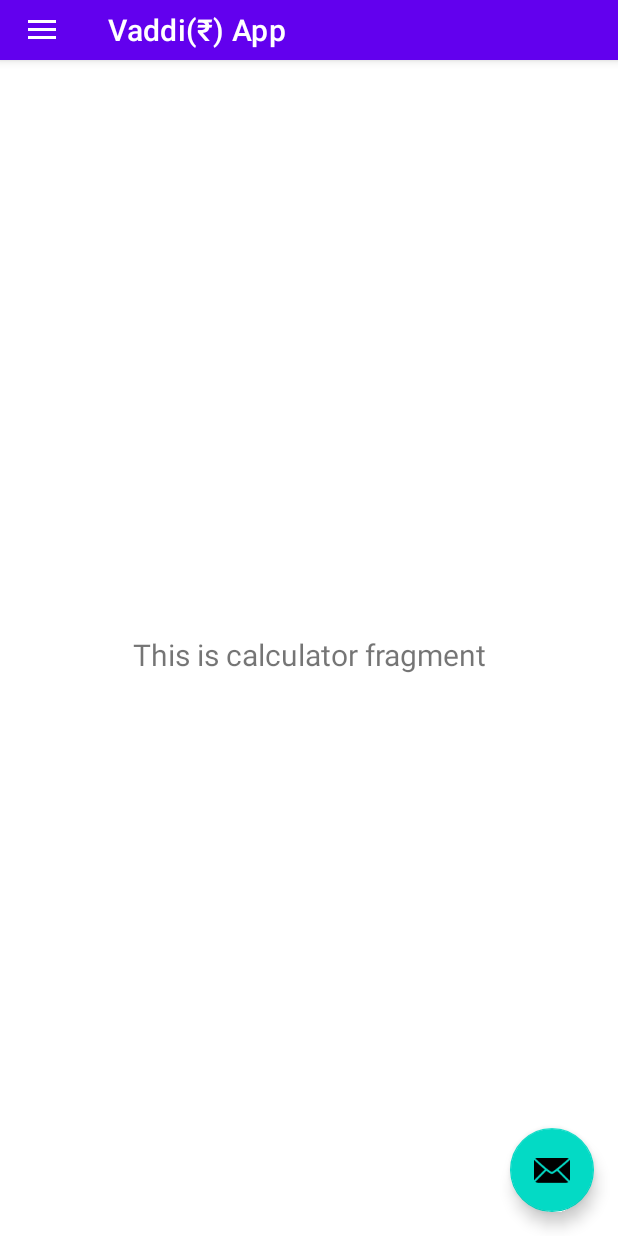
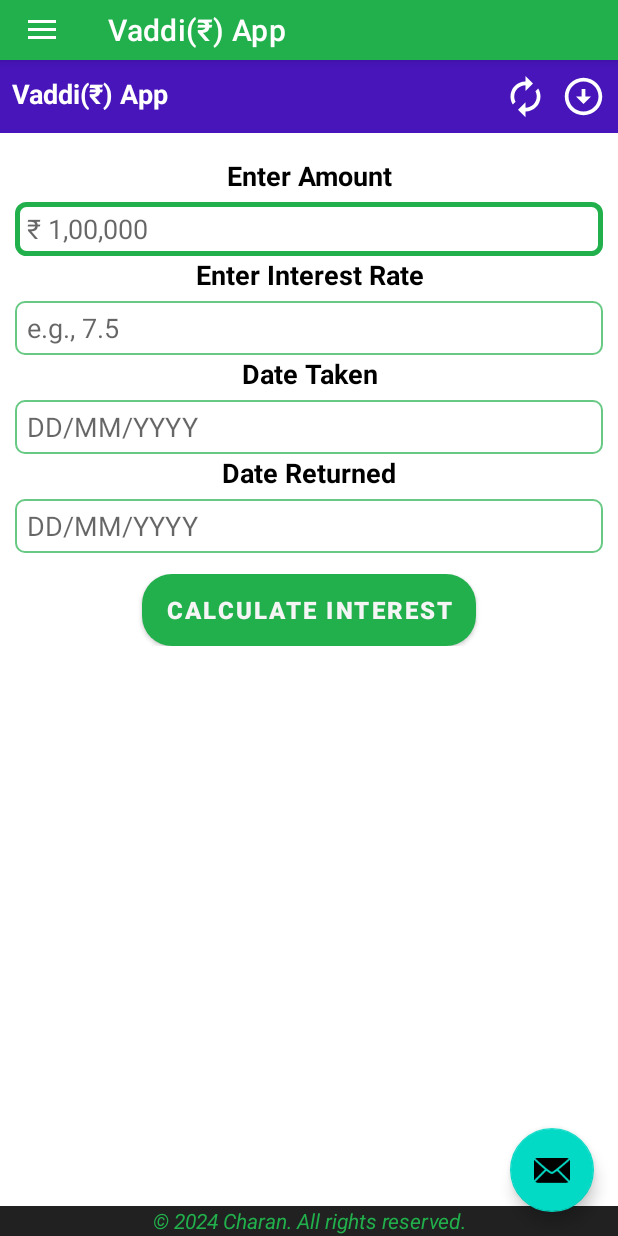
Before and after one commit to charan-srihari-ede/VaddiApp, an Android app: the screen it shows after launch (MainActivity), on a phone screen of 412 x 824 dp. Run offline under Robolectric (Android 15) with nearby library versions, the phone set to English and light mode, and no system bars; our stand-ins replace navigation-ui.

Commit message:
add xml for calculator

```diff
--- a/app/build.gradle.kts
+++ b/app/build.gradle.kts
@@ -43,6 +43,7 @@ dependencies {
     implementation(libs.lifecycle.viewmodel.ktx)
     implementation(libs.navigation.fragment)
     implementation(libs.navigation.ui)
+    implementation(libs.legacy.support.v4)
     testImplementation(libs.junit)
     androidTestImplementation(libs.ext.junit)
     androidTestImplementation(libs.espresso.core)
--- a/app/src/main/java/com/example/vaddiapp/ui/calculator/CalFragment.java
+++ b/app/src/main/java/com/example/vaddiapp/ui/calculator/CalFragment.java
@@ -4,28 +4,26 @@ import android.os.Bundle;
 import android.view.LayoutInflater;
 import android.view.View;
 import android.view.ViewGroup;
-import android.widget.TextView;
-
 import androidx.annotation.NonNull;
 import androidx.fragment.app.Fragment;
 import androidx.lifecycle.ViewModelProvider;
-
-import com.example.vaddiapp.databinding.FragmentHomeBinding;
+import com.example.vaddiapp.databinding.FragmentCalBinding; // Corrected binding
 
 public class CalFragment extends Fragment {
 
-    private FragmentHomeBinding binding;
+    private FragmentCalBinding binding; // Corrected binding
 
     public View onCreateView(@NonNull LayoutInflater inflater,
                              ViewGroup container, Bundle savedInstanceState) {
         CalViewModel calViewModel =
                 new ViewModelProvider(this).get(CalViewModel.class);
 
-        binding = FragmentHomeBinding.inflate(inflater, container, false);
+        binding = FragmentCalBinding.inflate(inflater, container, false); // Corrected binding
         View root = binding.getRoot();
 
-        final TextView textView = binding.textHome;
-        calViewModel.getText().observe(getViewLifecycleOwner(), textView::setText);
+        // Example: If you want to set text dynamically
+        binding.titleText.setText("Vaddi(₹) App");
+
         return root;
     }
 
--- /dev/null
+++ b/app/src/main/java/com/example/vaddiapp/ui/calculator/CalculatorFragment.java
@@ -0,0 +1,38 @@
+package com.example.vaddiapp.ui.calculator;
+
+import androidx.lifecycle.ViewModelProvider;
+
+import android.os.Bundle;
+
+import androidx.annotation.NonNull;
+import androidx.annotation.Nullable;
+import androidx.fragment.app.Fragment;
+
+import android.view.LayoutInflater;
+import android.view.View;
+import android.view.ViewGroup;
+
+import com.example.vaddiapp.R;
+
+public class CalculatorFragment extends Fragment {
+
+    private CalculatorViewModel mViewModel;
+
+    public static CalculatorFragment newInstance() {
+        return new CalculatorFragment();
+    }
+
+    @Override
+    public View onCreateView(@NonNull LayoutInflater inflater, @Nullable ViewGroup container,
+                             @Nullable Bundle savedInstanceState) {
+        return inflater.inflate(R.layout.fragment_calculator, container, false);
+    }
+
+    @Override
+    public void onActivityCreated(@Nullable Bundle savedInstanceState) {
+        super.onActivityCreated(savedInstanceState);
+        mViewModel = new ViewModelProvider(this).get(CalculatorViewModel.class);
+        // TODO: Use the ViewModel
+    }
+
+}
--- /dev/null
+++ b/app/src/main/java/com/example/vaddiapp/ui/calculator/CalculatorViewModel.java
@@ -0,0 +1,7 @@
+package com.example.vaddiapp.ui.calculator;
+
+import androidx.lifecycle.ViewModel;
+
+public class CalculatorViewModel extends ViewModel {
+    // TODO: Implement the ViewModel
+}
--- /dev/null
+++ b/app/src/main/res/drawable/baseline_arrow_circle_down_24.xml
@@ -0,0 +1,5 @@
+<vector xmlns:android="http://schemas.android.com/apk/res/android" android:height="24dp" android:tint="#FFFFFF" android:viewportHeight="24" android:viewportWidth="24" android:width="24dp">
+
+    <path android:fillColor="@android:color/white" android:pathData="M12,4c4.41,0 8,3.59 8,8s-3.59,8 -8,8s-8,-3.59 -8,-8S7.59,4 12,4M12,2C6.48,2 2,6.48 2,12c0,5.52 4.48,10 10,10c5.52,0 10,-4.48 10,-10C22,6.48 17.52,2 12,2L12,2zM13,12l0,-4h-2l0,4H8l4,4l4,-4H13z"/>
+
+</vector>
--- /dev/null
+++ b/app/src/main/res/drawable/baseline_autorenew_24.xml
@@ -0,0 +1,5 @@
+<vector xmlns:android="http://schemas.android.com/apk/res/android" android:height="24dp" android:tint="#FFFFFF" android:viewportHeight="24" android:viewportWidth="24" android:width="24dp">
+
+    <path android:fillColor="@android:color/white" android:pathData="M12,6v3l4,-4 -4,-4v3c-4.42,0 -8,3.58 -8,8 0,1.57 0.46,3.03 1.24,4.26L6.7,14.8c-0.45,-0.83 -0.7,-1.79 -0.7,-2.8 0,-3.31 2.69,-6 6,-6zM18.76,7.74L17.3,9.2c0.44,0.84 0.7,1.79 0.7,2.8 0,3.31 -2.69,6 -6,6v-3l-4,4 4,4v-3c4.42,0 8,-3.58 8,-8 0,-1.57 -0.46,-3.03 -1.24,-4.26z"/>
+
+</vector>
--- /dev/null
+++ b/app/src/main/res/drawable/button_background.xml
@@ -0,0 +1,5 @@
+<!-- res/drawable/button_background.xml -->
+<shape xmlns:android="http://schemas.android.com/apk/res/android">
+    <solid android:color="@color/primaryVariant" />
+    <corners android:radius="20dp" />
+</shape>
--- /dev/null
+++ b/app/src/main/res/drawable/edittext_background.xml
@@ -0,0 +1,20 @@
+<?xml version="1.0" encoding="utf-8"?>
+<selector xmlns:android="http://schemas.android.com/apk/res/android">
+    <!-- Focused State (When EditText is clicked) -->
+    <item android:state_focused="true">
+        <shape android:shape="rectangle">
+            <solid android:color="@android:color/transparent"/>
+            <stroke android:width="3dp" android:color="@color/primaryVariant"/>
+            <corners android:radius="6dp"/>
+        </shape>
+    </item>
+
+    <!-- Default State -->
+    <item>
+        <shape android:shape="rectangle">
+            <solid android:color="@android:color/transparent"/>
+            <stroke android:width="1dp" android:color="#AE22B04C"/>
+            <corners android:radius="6dp"/>
+        </shape>
+    </item>
+</selector>
--- /dev/null
+++ b/app/src/main/res/drawable/round_image.xml
@@ -0,0 +1,5 @@
+<shape xmlns:android="http://schemas.android.com/apk/res/android">
+    <solid android:color="@android:color/transparent" />
+    <corners android:radius="500dp" />
+    <stroke android:width="2dp" android:color="@android:color/white" />
+</shape>
--- /dev/null
+++ b/app/src/main/res/layout/fragment_cal.xml
@@ -0,0 +1,210 @@
+<?xml version="1.0" encoding="utf-8"?>
+<androidx.constraintlayout.widget.ConstraintLayout xmlns:android="http://schemas.android.com/apk/res/android"
+    xmlns:app="http://schemas.android.com/apk/res-auto"
+    xmlns:tools="http://schemas.android.com/tools"
+    android:layout_width="match_parent"
+    android:layout_height="match_parent"
+    tools:context=".ui.calculator.CalFragment">
+
+    <LinearLayout
+        android:layout_width="match_parent"
+        android:layout_height="wrap_content"
+        android:orientation="vertical"
+        tools:ignore="MissingConstraints">
+
+        <LinearLayout
+            android:layout_width="match_parent"
+            android:layout_height="wrap_content"
+            android:orientation="horizontal"
+            tools:ignore="MissingConstraints"
+            android:background="#EA3700B3"
+            android:padding="8dp">
+
+            <TextView
+                android:id="@+id/titleText"
+                android:layout_width="0dp"
+                android:layout_height="wrap_content"
+                android:layout_weight="1"
+                android:paddingBottom="6dp"
+                android:text="Vaddi(₹) App"
+                android:paddingTop="2dp"
+                android:textColor="@color/onPrimary"
+                android:textSize="18sp"
+                android:textStyle="bold"
+                tools:ignore="HardcodedText" />
+            <ImageView
+                android:id="@+id/refreshButton"
+                android:layout_width="30dp"
+                android:layout_height="30dp"
+                android:layout_gravity="end|center_vertical"
+                android:src="@drawable/baseline_autorenew_24" />
+            <TextView
+                android:layout_height="wrap_content"
+                android:layout_weight="0.02"
+                android:paddingBottom="6dp"
+                android:text=" "
+                android:paddingTop="2dp"
+                android:textColor="@color/onPrimary"
+                android:layout_width="2dp"/>
+
+            <ImageView
+                android:id="@+id/openLinkButton"
+                android:layout_width="30dp"
+                android:layout_height="30dp"
+                android:layout_gravity="end|center_vertical"
+                android:src="@drawable/baseline_arrow_circle_down_24" />
+
+        </LinearLayout>
+
+        <ScrollView
+            android:layout_width="match_parent"
+            android:layout_height="match_parent"
+            android:padding="2dp">
+
+            <LinearLayout
+                android:layout_width="match_parent"
+                android:layout_height="wrap_content"
+                android:orientation="vertical"
+                android:padding="8dp">
+
+                <!-- Title -->
+
+
+                <!-- Rounded Image -->
+<!--                <ImageView-->
+<!--                    android:id="@+id/imageView"-->
+<!--                    android:layout_width="100dp"-->
+<!--                    android:layout_height="100dp"-->
+<!--                    android:layout_gravity="center"-->
+<!--                    android:src="@mipmap/image"-->
+<!--                    android:background="@drawable/round_image"-->
+<!--                    android:clipToOutline="true"-->
+<!--                    android:scaleType="centerCrop" />-->
+
+                <!-- Amount Input -->
+                <TextView
+                    android:textAlignment="center"
+                    android:layout_width="match_parent"
+                    android:layout_height="30dp"
+                    android:text="Enter Amount"
+                    android:textSize="18sp"
+                    android:textStyle="bold"
+                    android:textColor="?android:attr/textColorPrimary"
+                    android:layout_marginTop="6dp" />
+
+                <!--            <EditText-->
+                <!--                android:id="@+id/amountInput"-->
+                <!--                android:layout_width="match_parent"-->
+                <!--                android:layout_height="40dp"-->
+                <!--                android:hint="e.g., 1,00,000"-->
+                <!--                android:inputType="numberDecimal"-->
+                <!--                android:textColor="@color/textPrimary"-->
+                <!--                android:backgroundTint="@color/textPrimary" />-->
+                <EditText
+                    android:id="@+id/amountInput"
+                    android:layout_width="match_parent"
+                    android:layout_height="36dp"
+                    android:hint="₹ 1,00,000"
+                    android:inputType="numberDecimal"
+                    android:textColor="?android:attr/textColorPrimary"
+                    android:background="@drawable/edittext_background"
+                    android:paddingStart="8dp"/>
+
+                <!-- Interest Rate Input -->
+                <TextView
+                    android:textAlignment="center"
+                    android:layout_width="match_parent"
+                    android:layout_height="30dp"
+                    android:text="Enter Interest Rate"
+                    android:textSize="18sp"
+                    android:textStyle="bold"
+                    android:textColor="?android:attr/textColorPrimary" />
+
+                <EditText
+                    android:id="@+id/rateInput"
+                    android:layout_width="match_parent"
+                    android:layout_height="36dp"
+                    android:hint="e.g., 7.5"
+                    android:inputType="numberDecimal"
+                    android:textColor="?android:attr/textColorPrimary"
+                    android:background="@drawable/edittext_background"
+                    android:paddingStart="8dp"/>
+
+                <!-- Date Taken -->
+                <TextView
+                    android:textAlignment="center"
+                    android:layout_width="match_parent"
+                    android:layout_height="30dp"
+                    android:text="Date Taken"
+                    android:textSize="18sp"
+                    android:textStyle="bold"
+                    android:textColor="?android:attr/textColorPrimary" />
+
+                <EditText
+                    android:id="@+id/dateTakenInput"
+                    android:layout_width="match_parent"
+                    android:layout_height="36dp"
+                    android:hint="DD/MM/YYYY"
+                    android:inputType="number"
+                    android:maxLength="10"
+                    android:textColor="?android:attr/textColorPrimary"
+                    android:background="@drawable/edittext_background"
+                    android:paddingStart="8dp"/>
+
+                <!-- Date Returned -->
+                <TextView
+                    android:textAlignment="center"
+                    android:layout_width="match_parent"
+                    android:layout_height="30dp"
+                    android:text="Date Returned"
+                    android:textSize="18sp"
+                    android:textStyle="bold"
+                    android:textColor="?android:attr/textColorPrimary" />
+
+                <EditText
+                    android:id="@+id/dateReturnedInput"
+                    android:layout_width="match_parent"
+                    android:layout_height="36dp"
+                    android:hint="DD/MM/YYYY"
+                    android:inputType="number"
+                    android:maxLength="10"
+                    android:textColor="?android:attr/textColorPrimary"
+                    android:background="@drawable/edittext_background"
+                    android:paddingStart="8dp"/>
+
+                <!-- Calculate Button -->
+                <LinearLayout
+                    android:layout_width="match_parent"
+                    android:layout_height="wrap_content"
+                    android:gravity="center"
+                    android:layout_marginTop="14dp">
+
+                    <Button
+                        android:id="@+id/calculateButton"
+                        android:layout_width="wrap_content"
+                        android:layout_height="wrap_content"
+
+                        android:background="@drawable/button_background"
+                        android:text="Calculate Interest"
+                        android:textColor="@color/backgroundColor"
+                        android:textSize="16sp"
+                        android:textStyle="bold" />
+                </LinearLayout>
+
+
+                <!-- Copyright Section -->
+            </LinearLayout>
+        </ScrollView>
+    </LinearLayout>
+    <TextView
+        android:id="@+id/copyrightText"
+        android:layout_width="match_parent"
+        android:layout_height="20dp"
+        android:background="@color/textPrimary"
+        android:gravity="center"
+        android:text="© 2024 Charan. All rights reserved."
+        android:textSize="14sp"
+        android:textStyle="italic"
+        android:textColor="@color/primaryVariant"
+        app:layout_constraintBottom_toBottomOf="parent" />
+</androidx.constraintlayout.widget.ConstraintLayout>
--- a/app/src/main/res/layout/fragment_home.xml
+++ b/app/src/main/res/layout/fragment_calculator.xml
@@ -1,10 +1,9 @@
 <?xml version="1.0" encoding="utf-8"?>
-<androidx.constraintlayout.widget.ConstraintLayout xmlns:android="http://schemas.android.com/apk/res/android"
-    xmlns:app="http://schemas.android.com/apk/res-auto"
+<FrameLayout xmlns:android="http://schemas.android.com/apk/res/android"
     xmlns:tools="http://schemas.android.com/tools"
     android:layout_width="match_parent"
     android:layout_height="match_parent"
-    tools:context=".ui.calculator.CalFragment">
+    tools:context=".ui.calculator.CalculatorFragment">
 
     <TextView
         android:id="@+id/text_home"
@@ -15,8 +14,6 @@
         android:layout_marginEnd="8dp"
         android:textAlignment="center"
         android:textSize="20sp"
-        app:layout_constraintBottom_toBottomOf="parent"
-        app:layout_constraintEnd_toEndOf="parent"
-        app:layout_constraintStart_toStartOf="parent"
-        app:layout_constraintTop_toTopOf="parent" />
-</androidx.constraintlayout.widget.ConstraintLayout>
+       />
+
+</FrameLayout>
--- a/app/src/main/res/navigation/mobile_navigation.xml
+++ b/app/src/main/res/navigation/mobile_navigation.xml
@@ -9,7 +9,7 @@
         android:id="@+id/nav_Calculator"
         android:name="com.example.vaddiapp.ui.calculator.CalFragment"
         android:label="Vaddi(₹) App"
-        tools:layout="@layout/fragment_home" />
+        tools:layout="@layout/fragment_cal" />
 
     <fragment
         android:id="@+id/nav_list"
--- a/app/src/main/res/values-night/themes.xml
+++ b/app/src/main/res/values-night/themes.xml
@@ -10,6 +10,7 @@
         <item name="colorSecondaryVariant">@color/teal_200</item>
         <item name="colorOnSecondary">@color/black</item>
         <!-- Status bar color. -->
+        <item name="android:textColorPrimary">#FFFFFF</item>
         <item name="android:statusBarColor">?attr/colorPrimaryVariant</item>
         <!-- Customize your theme here. -->
     </style>
--- a/app/src/main/res/values/colors.xml
+++ b/app/src/main/res/values/colors.xml
@@ -1,10 +1,27 @@
 <?xml version="1.0" encoding="utf-8"?>
 <resources>
-    <color name="purple_200">#FFBB86FC</color>
-    <color name="purple_500">#FF6200EE</color>
+    <color name="purple_200">#22B04C</color>
+    <color name="purple_500">#22B04C</color>
     <color name="purple_700">#FF3700B3</color>
     <color name="teal_200">#FF03DAC5</color>
     <color name="teal_700">#FF018786</color>
     <color name="black">#FF000000</color>
     <color name="white">#FFFFFFFF</color>
+
+
+    <color name="backgroundColor">#F5F5F5</color>
+
+    <!-- Text Colors -->
+    <color name="textPrimary">#212121</color>
+    <color name="textSecondary">#757575</color>
+    <color name="hintColor">#BDBDBD</color>
+    <color name="linkColor">#000852</color>
+
+    <!-- Primary Colors -->
+    <color name="primaryColor">#22B04C</color>
+    <color name="primaryVariant">#22B04C</color>
+    <color name="onPrimary">#FFFFFF</color>
+
+    <!-- Accent Colors -->
+    <color name="accentColor">#03DAC6</color>
 </resources>
--- a/app/src/main/res/values/themes.xml
+++ b/app/src/main/res/values/themes.xml
@@ -5,11 +5,13 @@
         <item name="colorPrimary">@color/purple_500</item>
         <item name="colorPrimaryVariant">@color/purple_700</item>
         <item name="colorOnPrimary">@color/white</item>
+
         <!-- Secondary brand color. -->
         <item name="colorSecondary">@color/teal_200</item>
         <item name="colorSecondaryVariant">@color/teal_700</item>
         <item name="colorOnSecondary">@color/black</item>
         <!-- Status bar color. -->
+        <item name="android:textColorPrimary">#000000</item>
         <item name="android:statusBarColor">?attr/colorPrimaryVariant</item>
         <!-- Customize your theme here. -->
     </style>
--- a/gradle/libs.versions.toml
+++ b/gradle/libs.versions.toml
@@ -10,6 +10,7 @@ lifecycleLivedataKtx = "2.6.1"
 lifecycleViewmodelKtx = "2.6.1"
 navigationFragment = "2.6.0"
 navigationUi = "2.6.0"
+legacySupportV4 = "1.0.0"
 
 [libraries]
 junit = { group = "junit", name = "junit", version.ref = "junit" }
@@ -22,6 +23,7 @@ lifecycle-livedata-ktx = { group = "androidx.lifecycle", name = "lifecycle-lived
 lifecycle-viewmodel-ktx = { group = "androidx.lifecycle", name = "lifecycle-viewmodel-ktx", version.ref = "lifecycleViewmodelKtx" }
 navigation-fragment = { group = "androidx.navigation", name = "navigation-fragment", version.ref = "navigationFragment" }
 navigation-ui = { group = "androidx.navigation", name = "navigation-ui", version.ref = "navigationUi" }
+legacy-support-v4 = { group = "androidx.legacy", name = "legacy-support-v4", version.ref = "legacySupportV4" }
 
 [plugins]
 android-application = { id = "com.android.application", version.ref = "agp" }
```
